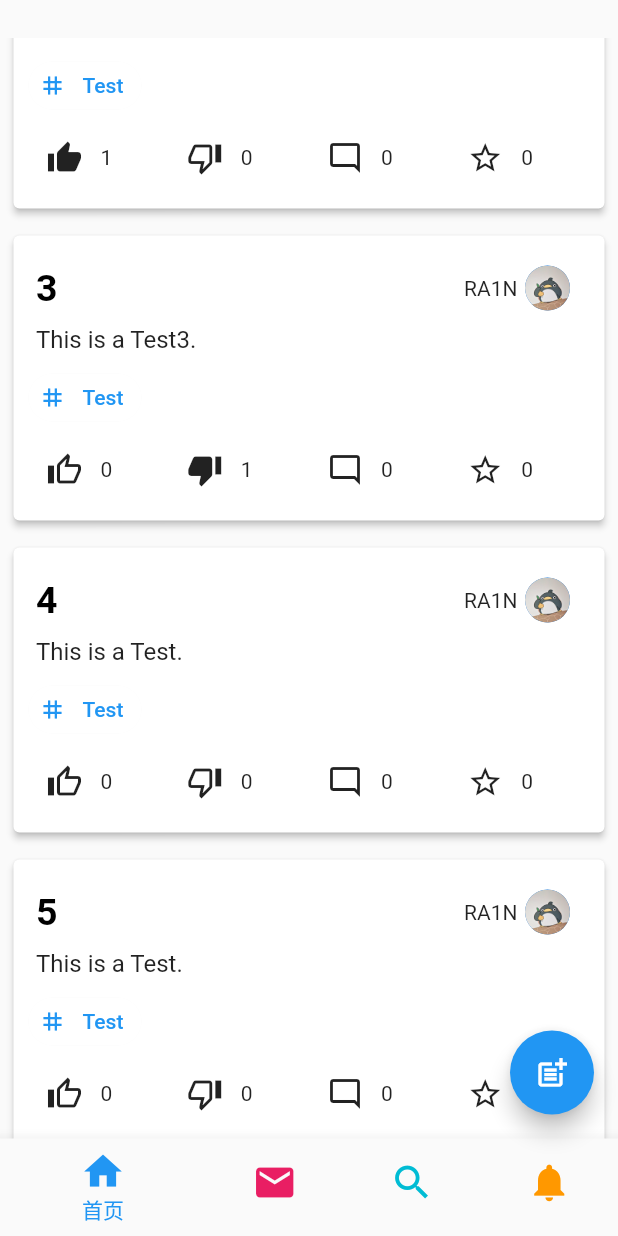
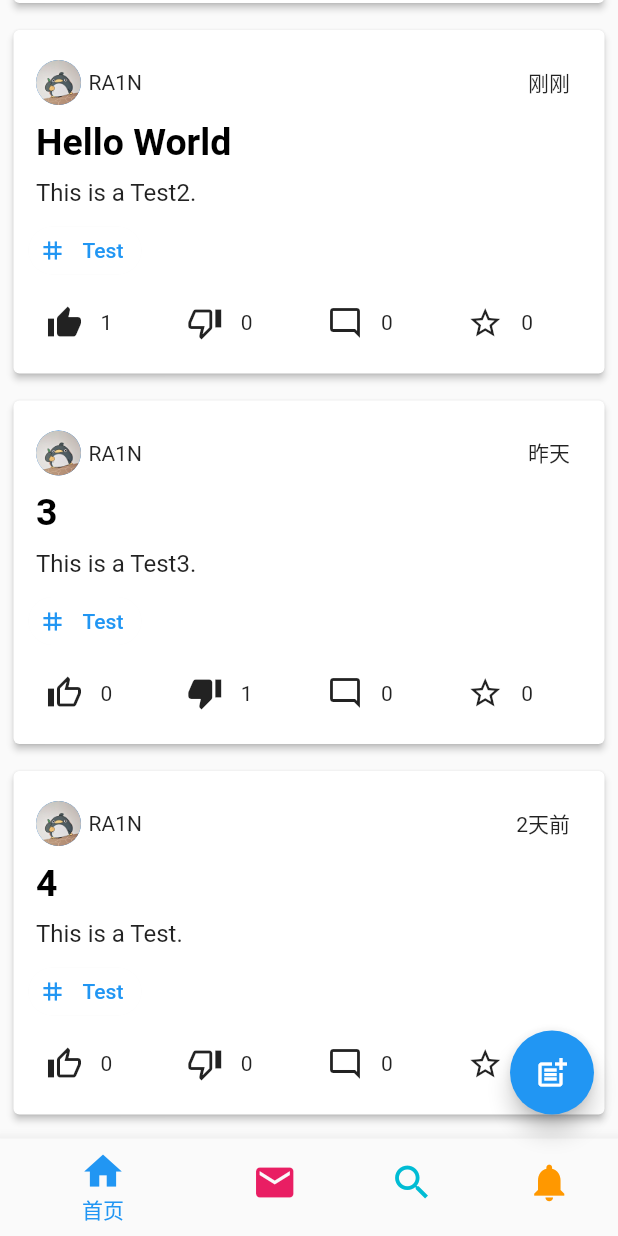
Before and after one commit to RA1NO3O/in_forum, a Flutter app: the HomeScreen screen opened directly, scrolled down 576 dp, after a tap on the "star" icon, on a phone screen of 412 x 824 dp. Run offline on Flutter 3.47's test engine with Material 2 defaults, Android fonts, the phone set to English and light mode, and no system bars; our stand-ins replace shared_preferences, simple_animations; accounts and stored records are empty.

Commit message:
functional update and some bug fixed.
adjusted some widgets.
added time_lapesed label,
added globalize package,
added refreshIndicator,
added floating appbar,
added simple&simulated data provider.
Still doing comment things.

```diff
--- a/inforum/lib/component/forumListItem.dart
+++ b/inforum/lib/component/forumListItem.dart
@@ -1,10 +1,13 @@
 import 'package:flutter/material.dart';
 import 'package:inforum/component/actionButton.dart';
+import 'package:inforum/component/popUpTextField.dart';
+import 'package:inforum/data/dateTimeFormat.dart';
 import 'package:inforum/subPage/forumDetail.dart';
 
 class ForumListItem extends StatefulWidget {
+  final int forumID;
   final String titleText;
-  final String summaryText;
+  final String contentText;
   final int likeState;
   final int likeCount;
   final int dislikeCount;
@@ -15,10 +18,12 @@ class ForumListItem extends StatefulWidget {
   final String authorName;
   final String imgAuthor;
   final bool isAuthor;
-  const ForumListItem(
-      {Key key,
+  final String time;
+
+  const ForumListItem({
+    Key key,
     this.titleText,
-      this.summaryText,
+    this.contentText,
     this.likeCount,
     this.dislikeCount,
     this.commentCount,
@@ -28,8 +33,10 @@ class ForumListItem extends StatefulWidget {
     this.isCollect,
     this.imgAuthor,
     this.authorName,
-      this.isAuthor})
-      : super(key: key);
+    this.isAuthor,
+    this.forumID,
+    this.time,
+  }) : super(key: key);
 
   @override
   _ForumListItem createState() => _ForumListItem();
@@ -69,7 +76,7 @@ class _ForumListItem extends State<ForumListItem> {
                           MaterialPageRoute(builder: (BuildContext context) {
                         return ForumDetailPage(
                           titleText: widget.titleText,
-                          summaryText: widget.summaryText,
+                          contentText: widget.contentText,
                           likeCount: likeCount,
                           dislikeCount: dislikeCount,
                           likeState: likeState,
@@ -79,6 +86,7 @@ class _ForumListItem extends State<ForumListItem> {
                           imgAuthor: widget.imgAuthor,
                           authorName: widget.authorName,
                           isAuthor: widget.isAuthor,
+                          forumID: widget.forumID,
                         );
                       })),
                   child: Column(
@@ -86,7 +94,33 @@ class _ForumListItem extends State<ForumListItem> {
                       Container(
                           margin: EdgeInsets.only(top: 10, left: 5, bottom: 5),
                           child: Flex(direction: Axis.horizontal, children: [
-                            Text(
+                            Container(
+                              child: Row(
+                                children: [
+                                  Container(
+                                      margin: EdgeInsets.only(right: 5),
+                                      child: CircleAvatar(
+                                          radius: 15,
+                                          backgroundImage:
+                                          AssetImage(widget.imgAuthor))),
+                                  Text(widget.authorName),
+
+                                ],
+                              ),
+                            ),
+                            Expanded(
+                              flex: 1,
+                              child: Container(),
+                            ),
+                            Container(
+                                padding: EdgeInsets.only(right: 13),
+                                child: Text(
+                                    DateTimeFormat.handleDate(widget.time)))
+                          ])),
+                      Container(
+                        alignment: Alignment.topLeft,
+                        padding: EdgeInsets.all(5),
+                        child: Text(
                           widget.titleText,
                           style: new TextStyle(
                               color: Color(0xFF000000),
@@ -94,27 +128,12 @@ class _ForumListItem extends State<ForumListItem> {
                               fontWeight: FontWeight.bold),
                           textAlign: TextAlign.left,
                         ),
-                            Expanded(
-                              flex: 1,
-                              child: Container(),
                       ),
-                            Container(
-                                padding: EdgeInsets.only(right: 13),
-                                child: Row(children: [
-                                  Text(widget.authorName),
-                                  Container(
-                                      margin: EdgeInsets.only(left: 5),
-                                      child: CircleAvatar(
-                                          radius: 15,
-                                          backgroundImage:
-                                              AssetImage(widget.imgAuthor)))
-                                ]))
-                          ])),
                       Container(
                         alignment: Alignment.topLeft,
                         padding: EdgeInsets.all(5),
                         child: Text(
-                          widget.summaryText,
+                          widget.contentText,
                           style: new TextStyle(fontSize: 16),
                         ),
                       ),
@@ -132,7 +151,8 @@ class _ForumListItem extends State<ForumListItem> {
                             : null,
                       ),
                       Row(
-                        children: [Chip(
+                        children: [
+                          Chip(
                             avatar: const Icon(
                               Icons.tag,
                               color: Colors.blue,
@@ -142,7 +162,8 @@ class _ForumListItem extends State<ForumListItem> {
                               style: new TextStyle(color: Colors.blue),
                             ),
                             backgroundColor: Color(0xffFFFFFF),
-                        )],
+                          )
+                        ],
                       ),
                     ],
                   )),
@@ -169,7 +190,17 @@ class _ForumListItem extends State<ForumListItem> {
                     flex: 1,
                     child: ActionButton(
                         //TODO:实现评论按钮
-                        fun: () => print('clicked comment button'),
+                        fun: () => Navigator.push(
+                            context,
+                            PopRoute(
+                                child: PopUpTextField(
+                              hintText: '发表评论',
+                              onEditingCompleteText: (text) {
+                                setState(() {
+                                  //TODO:添加评论
+                                });
+                              },
+                            ))),
                         ico: Icon(Icons.mode_comment_outlined),
                         txt: commentCount.toString())),
                 Expanded(
--- /dev/null
+++ b/inforum/lib/data/dateTimeFormat.dart
@@ -0,0 +1,34 @@
+class DateTimeFormat {
+  static handleDate(String oldTime) {
+    String nowTime =
+        new DateTime.now().toString().split('.')[0].replaceAll('-', '/');
+    print(nowTime);
+    int nowyear = int.parse(nowTime.split(" ")[0].split('/')[0]);
+    int nowmonth = int.parse(nowTime.split(" ")[0].split('/')[1]);
+    int nowday = int.parse(nowTime.split(" ")[0].split('/')[2]);
+    int nowhour = int.parse(nowTime.split(" ")[1].split(':')[0]);
+    int nowmin = int.parse(nowTime.split(" ")[1].split(':')[1]);
+
+    int oldyear = int.parse(oldTime.split(" ")[0].split('/')[0]);
+    int oldmonth = int.parse(oldTime.split(" ")[0].split('/')[1]);
+    int oldday = int.parse(oldTime.split(" ")[0].split('/')[2]);
+    int oldhour = int.parse(oldTime.split(" ")[1].split(':')[0]);
+    int oldmin = int.parse(oldTime.split(" ")[1].split(':')[1]);
+
+    var now = new DateTime(nowyear, nowmonth, nowday, nowhour, nowmin);
+    var old = new DateTime(oldyear, oldmonth, oldday, oldhour, oldmin);
+    var difference = now.difference(old);
+    if (difference.inDays > 1 && difference.inDays < 10) {
+      return (difference.inDays).toString() + '天前';
+    } else if (difference.inDays == 1) {
+      return '昨天'.toString();
+    } else if (difference.inHours >= 1 && difference.inHours < 24) {
+      return (difference.inHours).toString() + '小时前';
+    } else if (difference.inMinutes > 5 && difference.inMinutes < 60) {
+      return (difference.inMinutes).toString() + '分钟前';
+    } else if (difference.inMinutes <= 5) {
+      return '刚刚';
+    }
+    return '${oldyear}/${oldmonth}/${oldday}';
+  }
+}
--- /dev/null
+++ b/inforum/lib/data/forumCommentStream.dart
@@ -0,0 +1,5 @@
+class ForumCommentStream{
+  final int forumID;
+  ForumCommentStream(this.forumID);
+
+}
--- /dev/null
+++ b/inforum/lib/data/fourmListStream.dart
@@ -0,0 +1,121 @@
+import 'package:inforum/component/forumListItem.dart';
+
+class ForumListStream {
+  //TODO:改写为HTTP请求获取
+
+  static List<ForumListItem> getList() {
+    List<ForumListItem> streamlist = [
+      ForumListItem(
+        forumID: 1,
+        titleText: '以下的内容仅供测试.',
+        contentText:
+        'This is a Test. All of the text below is used to test widget.'
+            '\nThis is 2nd line. '
+            '\nThis is 3rd line.'
+            '\nThis is 4th line.',
+        likeCount: 1000,
+        likeState: 0,
+        dislikeCount: 0,
+        commentCount: 1,
+        collectCount: 5,
+        isCollect: false,
+        imgThumbnail: 'images/test.jpg',
+        authorName: 'レエイン',
+        imgAuthor: 'images/test.jpg',
+        isAuthor: true,
+        time: '2020/12/03 16:59:00',
+      ),
+      ForumListItem(
+        forumID: 2,
+        titleText: 'Hello World',
+        likeState: 1,
+        likeCount: 1,
+        dislikeCount: 0,
+        commentCount: 0,
+        isCollect: true,
+        collectCount: 1,
+        contentText: 'This is a Test2.',
+        authorName: 'RA1N',
+        imgAuthor: 'images/test.jpg',
+        isAuthor: false,
+        time: '2020/12/03 14:21:55',
+      ),
+      ForumListItem(
+        forumID: 3,
+        titleText: '3',
+        likeCount: 0,
+        likeState: 2,
+        dislikeCount: 1,
+        collectCount: 0,
+        commentCount: 0,
+        isCollect: false,
+        contentText: 'This is a Test3.',
+        authorName: 'RA1N',
+        imgAuthor: 'images/test.jpg',
+        isAuthor: false,
+        time: '2020/12/01 14:21:55',
+      ),
+      ForumListItem(
+        forumID: 4,
+        titleText: '4',
+        likeState: 0,
+        likeCount: 0,
+        dislikeCount: 0,
+        commentCount: 0,
+        collectCount: 0,
+        isCollect: false,
+        contentText: 'This is a Test.',
+        authorName: 'RA1N',
+        imgAuthor: 'images/test.jpg',
+        isAuthor: false,
+        time: '2020/11/30 14:21:55',
+      ),
+      ForumListItem(
+        forumID: 5,
+        titleText: '5',
+        likeState: 0,
+        likeCount: 0,
+        dislikeCount: 0,
+        commentCount: 0,
+        collectCount: 0,
+        isCollect: false,
+        contentText: 'This is a Test.',
+        authorName: 'RA1N',
+        imgAuthor: 'images/test.jpg',
+        isAuthor: false,
+        time: '2020/11/29 14:21:55',
+      ),
+      ForumListItem(
+        forumID: 6,
+        titleText: '6',
+        likeState: 0,
+        likeCount: 0,
+        dislikeCount: 0,
+        commentCount: 0,
+        collectCount: 0,
+        isCollect: false,
+        contentText: 'This is a Test.',
+        authorName: 'RA1N',
+        imgAuthor: 'images/test.jpg',
+        isAuthor: false,
+        time: '2020/11/28 14:21:55',
+      ),
+      ForumListItem(
+        forumID: 7,
+        titleText: '7',
+        likeState: 0,
+        likeCount: 0,
+        dislikeCount: 0,
+        commentCount: 0,
+        collectCount: 0,
+        isCollect: false,
+        contentText: 'This is a Test.',
+        authorName: 'RA1N',
+        imgAuthor: 'images/test.jpg',
+        isAuthor: false,
+        time: '2019/11/27 14:21:55',
+      )
+    ];
+    return streamlist;
+  }
+}
--- a/inforum/lib/home.dart
+++ b/inforum/lib/home.dart
@@ -8,7 +8,6 @@ import 'package:inforum/subPage/messagePage.dart';
 import 'package:inforum/subPage/primaryPage.dart';
 import 'package:inforum/subPage/searchPage.dart';
 import 'package:inforum/subPage/userPage.dart';
-import 'package:shared_preferences/shared_preferences.dart';
 
 class HomeScreen extends StatefulWidget {
   final String userId;
@@ -93,13 +92,11 @@ class _HomeScreenState extends State<HomeScreen> {
             size: 30,
             color: Colors.orange,
           ),
-          label: '我')
+          label: '通知')
     ];
 
     return Scaffold(
-      extendBodyBehindAppBar: true,
-      body: Center(
-          child: PageTransitionSwitcher(
+      body: PageTransitionSwitcher(
         child: PageView(
           physics: NeverScrollableScrollPhysics(),
           controller: _pageController,
@@ -110,12 +107,13 @@ class _HomeScreenState extends State<HomeScreen> {
             });
           },
           children: <Widget>[
+
             PrimaryPage(
               userId: widget.userId,
             ),
             MessagePage(),
             SearchPage(),
-            NotificationPage()
+            NotificationPage(),
           ],
         ),
         transitionBuilder: (child, animation, secondaryAnimation) {
@@ -125,7 +123,7 @@ class _HomeScreenState extends State<HomeScreen> {
             secondaryAnimation: secondaryAnimation,
           );
         },
-      )),
+      ),
       bottomNavigationBar: BottomNavigationBar(
         fixedColor: _currentColor,
         currentIndex: _currentIndex,
@@ -156,7 +154,7 @@ class _HomeScreenState extends State<HomeScreen> {
                   case 0:
                     Navigator.push(context,
                         MaterialPageRoute(builder: (BuildContext context) {
-                      return EditPostScreen(mode: 0,);
+                      return EditPostScreen(mode: 0);
                     }));
                     break;
                   case 1:
--- a/inforum/lib/subPage/primaryPage.dart
+++ b/inforum/lib/subPage/primaryPage.dart
@@ -1,119 +1,61 @@
 import 'package:flutter/material.dart';
+import 'package:http/http.dart';
 import 'package:inforum/component/forumListItem.dart';
-class PrimaryPage extends StatefulWidget{
+import 'package:inforum/data/fourmListStream.dart';
+
+class PrimaryPage extends StatefulWidget {
   final String userId;
 
   const PrimaryPage({Key key, this.userId}) : super(key: key);
+
   @override
   _PrimaryPage createState() {
     return _PrimaryPage();
   }
 }
-class _PrimaryPage extends State<PrimaryPage>{
+
+class _PrimaryPage extends State<PrimaryPage> {
+  List<ForumListItem> _list=ForumListStream.getList();
+
+  @override
+  void initState() {
+    _getStream();
+    super.initState();
+  }
   @override
   Widget build(BuildContext context) {
-      return Container(
-        margin: EdgeInsets.only(top: 25),
-        //TODO:动态创建
+    return Scaffold(
+      body: RefreshIndicator(
+        strokeWidth: 2.5,
+        onRefresh: _refresh,
         child: Scrollbar(
-          child: ListView(
-            children: [
-              ForumListItem(
-                //TODO:从API获取信息并填充
-                titleText: '以下的内容仅供测试.',
-                summaryText: 'This is a Test. All of the text below is used to test widget.'
-                    '\nThis is 2nd line. '
-                    '\nThis is 3rd line.'
-                    '\nThis is 4th line.',
-                likeCount: 10000,
-                likeState: 0,
-                dislikeCount: 0,
-                commentCount: 1,
-                collectCount: 5,
-                isCollect: false,
-                imgThumbnail: 'images/test.jpg',
-                authorName: 'レエイン',
-                imgAuthor: 'images/test.jpg',
-                isAuthor: true,
+          radius: Radius.circular(5),
+          child: CustomScrollView(
+            slivers: <Widget>[
+              SliverAppBar(
+                leading: IconButton(icon: Icon(Icons.menu),tooltip: '菜单', onPressed: (){}),
+                actions: [],
+                title: Text('Inforum'),
+                centerTitle: true,
+                floating: true,
               ),
-              ForumListItem(
-                titleText: 'Hello World',
-                likeState: 1,
-                likeCount: 1,
-                dislikeCount: 0,
-                commentCount: 0,
-                isCollect: true,
-                collectCount: 1,
-                summaryText: 'This is a Test2.',
-                authorName: 'RA1N',
-                imgAuthor: 'images/test.jpg',
-                isAuthor: false,
-              ),
-              ForumListItem(
-                titleText: '3',
-                likeCount: 0,
-                likeState: 2,
-                dislikeCount: 1,
-                collectCount: 0,
-                commentCount: 0,
-                isCollect: false,
-                summaryText: 'This is a Test3.',
-                authorName: 'RA1N',
-                imgAuthor: 'images/test.jpg',
-                isAuthor: false,
-              ),
-              ForumListItem(
-                titleText: '4',
-                likeState: 0,
-                likeCount: 0,
-                dislikeCount: 0,
-                commentCount: 0,
-                collectCount: 0,
-                isCollect: false,
-                summaryText: 'This is a Test.',
-                authorName: 'RA1N',
-                imgAuthor: 'images/test.jpg',
-                isAuthor: false,
-              ),ForumListItem(
-                titleText: '5',
-                likeState: 0,
-                likeCount: 0,
-                dislikeCount: 0,
-                commentCount: 0,
-                collectCount: 0,
-                isCollect: false,
-                summaryText: 'This is a Test.',
-                authorName: 'RA1N',
-                imgAuthor: 'images/test.jpg',
-                isAuthor: false,
-              ),ForumListItem(
-                titleText: '6',
-                likeState: 0,
-                likeCount: 0,
-                dislikeCount: 0,
-                commentCount: 0,
-                collectCount: 0,
-                isCollect: false,
-                summaryText: 'This is a Test.',
-                authorName: 'RA1N',
-                imgAuthor: 'images/test.jpg',
-                isAuthor: false,
-              ),ForumListItem(
-                titleText: '7',
-                likeState: 0,
-                likeCount: 0,
-                dislikeCount: 0,
-                commentCount: 0,
-                collectCount: 0,
-                isCollect: false,
-                summaryText: 'This is a Test.',
-                authorName: 'RA1N',
-                imgAuthor: 'images/test.jpg',
-                isAuthor: false,
-              )
+              SliverList(delegate: SliverChildBuilderDelegate((context,index)=>_list[index],childCount: 7))
             ],
           ),
         ),
-      );
+      )
+    );
+  }
+
+  Future<void> _refresh() async {
+    await _getStream();
+    return;
+  }
+
+  _getStream() {
+    setState(() {
+      _list.clear();
+      _list.addAll(ForumListStream.getList());
+    });
   }
 }
--- a/inforum/pubspec.yaml
+++ b/inforum/pubspec.yaml
@@ -22,6 +22,8 @@ environment:
 
 dependencies:
   flutter:
+    sdk: flutter
+  flutter_localizations:
     sdk: flutter
 
 
```
Also changed, not shown: inforum/lib/component/commentListItem.dart (added, +74 -0 lines), inforum/lib/main.dart (+12 -3 lines), inforum/lib/subPage/editPost.dart (+50 -52 lines), inforum/lib/subPage/forumDetail.dart (+54 -36 lines), inforum/pubspec.lock. Lines whose indentation alone changed are shown as unchanged.
